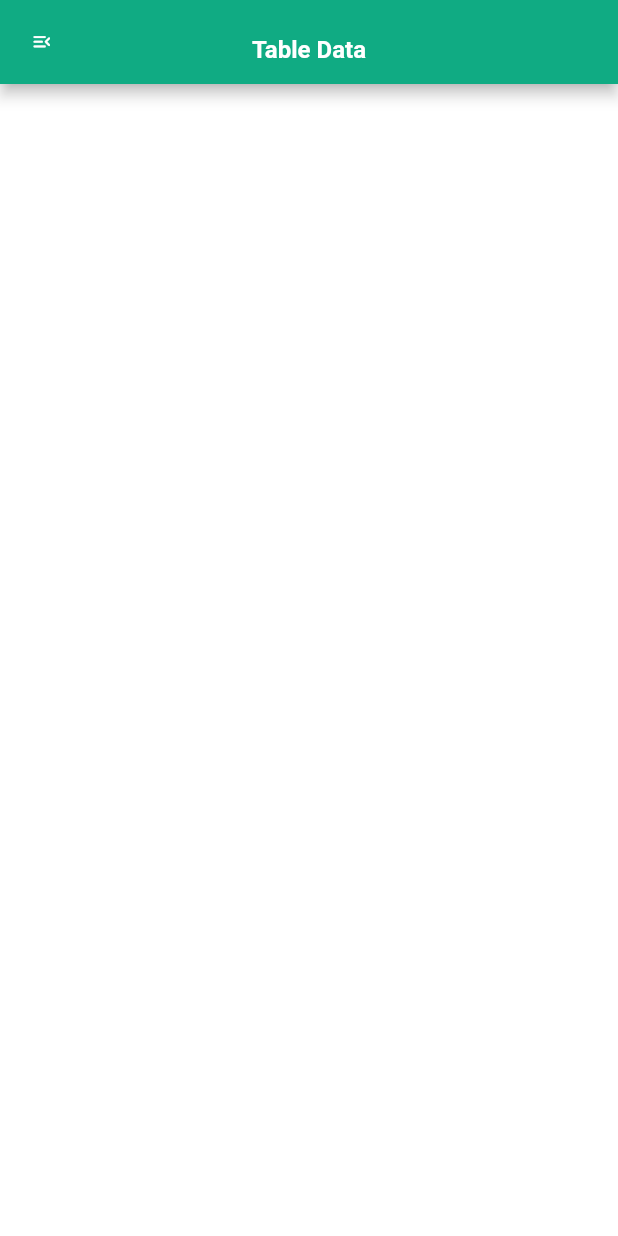
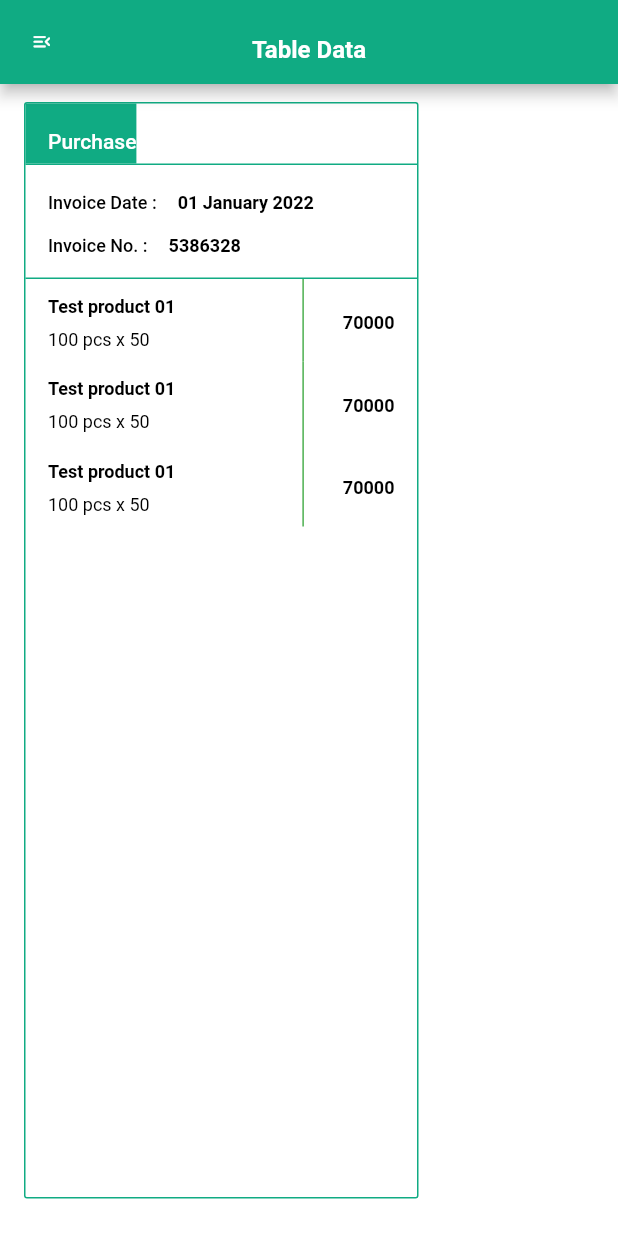
Before and after one commit to OmarFaruk-BD/company_app_design, a Flutter app: the screen it shows after launch, on a phone screen of 412 x 824 dp. Run offline on Flutter 3.47's test engine with Material 2 defaults, Android fonts, the phone set to English and light mode, and no system bars.

Commit message:
Add product details box

```diff
--- a/lib/table_data/widgets/custom_drawer.dart
+++ b/lib/drawer/widgets/custom_drawer.dart
@@ -1,6 +1,6 @@
-import 'package:demo_limited_company_app/table_data/widgets/drawer_header.dart';
-import 'package:demo_limited_company_app/table_data/widgets/drawer_item_tile.dart';
-import 'package:demo_limited_company_app/table_data/widgets/expanded_items.dart';
+import 'package:demo_limited_company_app/drawer/widgets/drawer_header.dart';
+import 'package:demo_limited_company_app/drawer/widgets/drawer_item_tile.dart';
+import 'package:demo_limited_company_app/drawer/widgets/expanded_items.dart';
 import 'package:flutter/cupertino.dart';
 import 'package:flutter/material.dart';
 
--- a/lib/table_data/widgets/drawer_item_tile.dart
+++ b/lib/drawer/widgets/drawer_item_tile.dart
@@ -1,4 +1,4 @@
-import 'package:demo_limited_company_app/table_data/widgets/drawer_item.dart';
+import 'package:demo_limited_company_app/drawer/widgets/drawer_item.dart';
 import 'package:flutter/material.dart';
 
 class DrawerItemTile extends StatefulWidget {
--- a/lib/table_data/screens/table_data_page.dart
+++ b/lib/table_data/screens/table_data_page.dart
@@ -1,4 +1,9 @@
-import 'package:demo_limited_company_app/table_data/widgets/custom_drawer.dart';
+// ignore_for_file: prefer_const_constructors, prefer_const_literals_to_create_immutables
+
+import 'package:demo_limited_company_app/drawer/widgets/custom_drawer.dart';
+import 'package:demo_limited_company_app/table_data/widgets/invoice_data.dart';
+import 'package:demo_limited_company_app/table_data/widgets/product_details.dart';
+import 'package:demo_limited_company_app/table_data/widgets/transaction_header.dart';
 import 'package:flutter/material.dart';
 
 class TableDataPage extends StatelessWidget {
@@ -10,9 +15,10 @@ class TableDataPage extends StatelessWidget {
     return Scaffold(
       key: _key,
       backgroundColor: Colors.white,
+      //   backgroundColor: const Color(0xFFC9ECE3),
       appBar: _buildAppBar(),
-      body: Container(),
-      drawer:  const CustomDrawer(),
+      body: _buildBody(),
+      drawer: const CustomDrawer(),
     );
   }
 
@@ -42,4 +48,34 @@ class TableDataPage extends StatelessWidget {
       ),
     );
   }
+
+  Widget _buildBody() {
+    return Padding(
+      padding: const EdgeInsets.only(top: 12, left: 16, right: 16, bottom: 25),
+      child: Container(
+        width: 263,
+        decoration: BoxDecoration(
+          border: Border.all(color: const Color(0xFF10AB83)),
+          borderRadius: const BorderRadius.all(Radius.circular(2)),
+        ),
+        child: Row(
+          children: [
+            Expanded(
+              child: Column(
+                crossAxisAlignment: CrossAxisAlignment.start,
+                children: [
+                  TransactionHeader(),
+                  InvoiceBox(),
+                  ProductDetails(),
+                  ProductDetails(),
+                  ProductDetails(),
+
+                ],
+              ),
+            )
+          ],
+        ),
+      ),
+    );
+  }
 }
--- /dev/null
+++ b/lib/table_data/widgets/invoice_data.dart
@@ -0,0 +1,74 @@
+import 'package:flutter/material.dart';
+
+class InvoiceBox extends StatelessWidget {
+  const InvoiceBox({
+    Key? key,
+  }) : super(key: key);
+
+  @override
+  Widget build(BuildContext context) {
+    return Container(
+      decoration: const BoxDecoration(
+        border: Border(
+          top: BorderSide(color: Color(0xFF10AB83)),
+          bottom: BorderSide(color: Color(0xFF10AB83)),
+        ),
+      ),
+      child: Padding(
+        padding: const EdgeInsets.only(top: 12, left: 15, bottom: 12),
+        child: Column(
+          crossAxisAlignment: CrossAxisAlignment.start,
+          children: [
+            Row(
+              children: const [
+                Text(
+                  'Invoice Date : ',
+                  style: TextStyle(
+                    fontSize: 12,
+                    color: Colors.black,
+                    fontWeight: FontWeight.w500,
+                    height: 1.8,
+                  ),
+                ),
+                SizedBox(width: 11),
+                Text(
+                  '01 January 2022',
+                  style: TextStyle(
+                    fontSize: 12,
+                    color: Colors.black,
+                    fontWeight: FontWeight.w600,
+                    height: 1.8,
+                  ),
+                ),
+              ],
+            ),
+            const SizedBox(height: 7),
+            Row(
+              children: const [
+                Text(
+                  'Invoice No. : ',
+                  style: TextStyle(
+                    fontSize: 12,
+                    color: Colors.black,
+                    fontWeight: FontWeight.w500,
+                    height: 1.8,
+                  ),
+                ),
+                SizedBox(width: 11),
+                Text(
+                  '5386328',
+                  style: TextStyle(
+                    fontSize: 12,
+                    color: Colors.black,
+                    fontWeight: FontWeight.w600,
+                    height: 1.8,
+                  ),
+                ),
+              ],
+            ),
+          ],
+        ),
+      ),
+    );
+  }
+}
--- /dev/null
+++ b/lib/table_data/widgets/product_details.dart
@@ -0,0 +1,58 @@
+import 'package:flutter/material.dart';
+
+class ProductDetails extends StatelessWidget {
+  const ProductDetails({
+    Key? key,
+  }) : super(key: key);
+
+  @override
+  Widget build(BuildContext context) {
+    return Row(
+      children: [
+        const SizedBox(width: 15),
+        Column(
+          crossAxisAlignment: CrossAxisAlignment.start,
+          children: const [
+            Text(
+              'Test product 01',
+              style: TextStyle(
+                fontSize: 12,
+                color: Colors.black,
+                fontWeight: FontWeight.w600,
+                height: 1.8,
+              ),
+            ),
+            SizedBox(width: 4),
+            Text(
+              '100 pcs x 50',
+              style: TextStyle(
+                fontSize: 12,
+                color: Colors.black,
+                fontWeight: FontWeight.w400,
+                height: 1.8,
+              ),
+            ),
+          ],
+        ),
+        const Spacer(),
+        Container(
+          color: Colors.green,
+          height: 55,
+          width: 1,
+        ),
+        const Padding(
+          padding: EdgeInsets.only(left: 26, right: 15),
+          child: Text(
+            '70000',
+            style: TextStyle(
+              fontSize: 12,
+              color: Colors.black,
+              fontWeight: FontWeight.w600,
+              height: 1.8,
+            ),
+          ),
+        ),
+      ],
+    );
+  }
+}
--- /dev/null
+++ b/lib/table_data/widgets/transaction_header.dart
@@ -0,0 +1,24 @@
+import 'package:flutter/material.dart';
+
+class TransactionHeader extends StatelessWidget {
+  const TransactionHeader({
+    Key? key,
+  }) : super(key: key);
+
+  @override
+  Widget build(BuildContext context) {
+    return Container(
+      color: const Color(0xFF10AB83),
+      padding: const EdgeInsets.only(top: 7, bottom: 4, left: 15),
+      child: const Text(
+        'Purchase',
+        style: TextStyle(
+          fontSize: 14,
+          color: Color(0xFFFFFFFF),
+          fontWeight: FontWeight.w500,
+          height: 2.1,
+        ),
+      ),
+    );
+  }
+}
```
Also changed, not shown: lib/temp.dart (added, +22 -0 lines), lib/drawer/widgets/drawer_header.dart (renamed from lib/table_data/widgets/drawer_header.dart), lib/drawer/widgets/drawer_item.dart (renamed from lib/table_data/widgets/drawer_item.dart), lib/drawer/widgets/expanded_items.dart (renamed from lib/table_data/widgets/expanded_items.dart).
